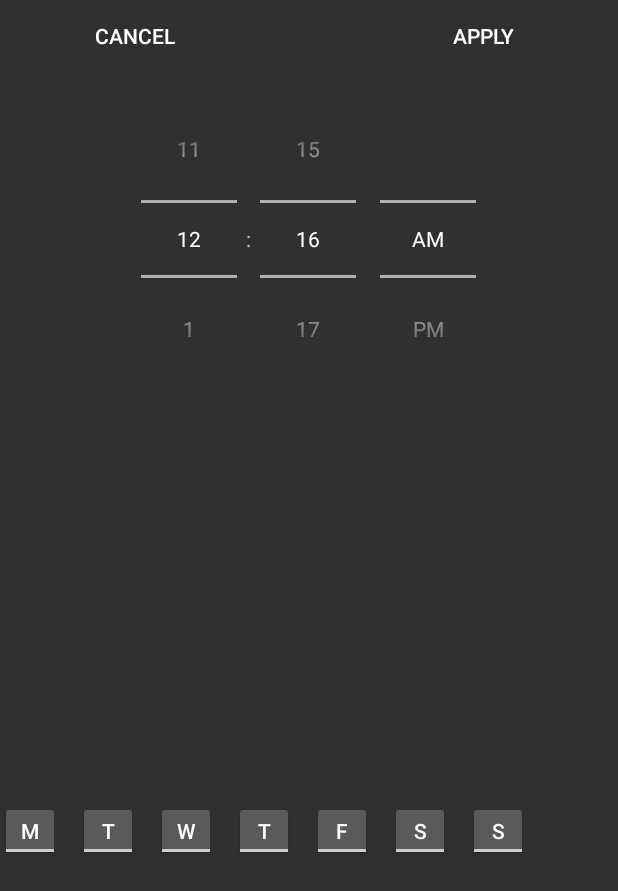
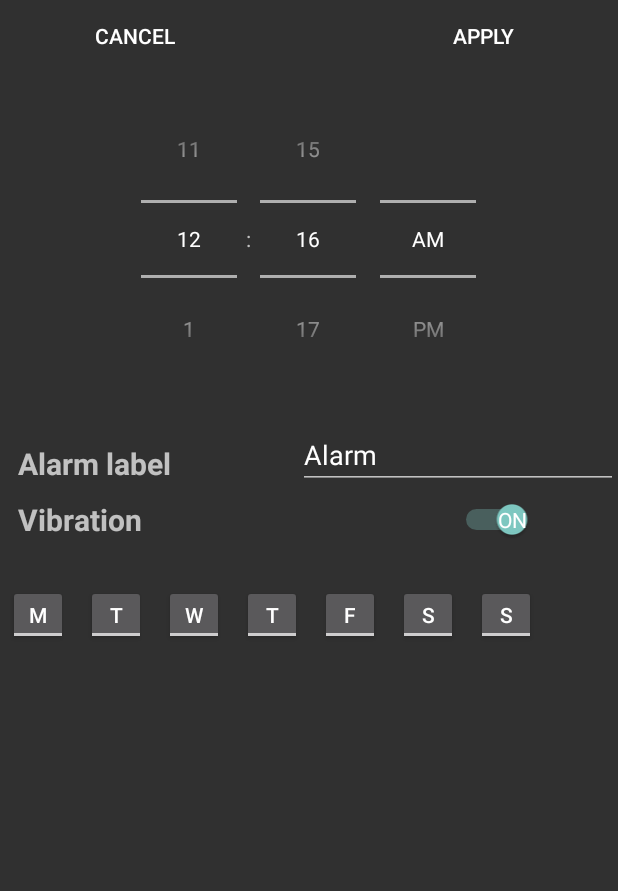
Before and after one commit to ved0/WakeMeAndDontBreakMe, an Android app: the AlarmActivity screen opened directly, with no data from a screen before it, on a phone screen of 412 x 824 dp. Shown: the top 891 px of the screen. Run offline under Robolectric (Android 15) with nearby library versions, the phone set to English and light mode, and no system bars.

Commit message:
Made the listview clickable without much functionality. It just passes and changes the time for now! Clicking on apply adds a new alarm instead of changing the one you clicked (Will be fixed!)
+ some layout changes!

OBS! Lämna koden som är bortkommenterad :)

```diff
--- a/app/src/main/java/xs/wakemeanddontbreakme/AlarmActivity.java
+++ b/app/src/main/java/xs/wakemeanddontbreakme/AlarmActivity.java
@@ -7,11 +7,9 @@ import android.content.Intent;
 import android.support.v7.app.AppCompatActivity;
 import android.os.Bundle;
 import android.view.View;
-import android.widget.ListView;
 import android.widget.TimePicker;
+import android.widget.Toast;
 import android.widget.ToggleButton;
-
-
 import java.util.ArrayList;
 import java.util.Calendar;
 
@@ -63,7 +61,12 @@ public class AlarmActivity extends AppCompatActivity {
         DatabaseHandler db = new DatabaseHandler(getApplicationContext());
         int order = db.getAllAlarms().size() + 1;
         String alarmName = "Alarm "+ order;
-        String alarmTime = alarmTimePicker.getHour()+":"+alarmTimePicker.getMinute();
+        String alarmTime;
+        if(alarmTimePicker.getMinute()<10){
+            alarmTime = alarmTimePicker.getHour()+":0"+alarmTimePicker.getMinute();
+        }else{
+            alarmTime = alarmTimePicker.getHour()+":"+alarmTimePicker.getMinute();
+        }
         String alarmDay = "";
         for(ToggleButton tb : toggledButtons()){
             alarmDay += tb.getTextOn()+" ";
@@ -78,6 +81,30 @@ public class AlarmActivity extends AppCompatActivity {
         finish();
     }
 
+    @Override
+    public void onResume(){
+        super.onResume();
+       String alarmInfo = getIntent().getStringExtra("ALARM_INFO");
+        if(alarmInfo != null) {
+            String[] alarmDetails = alarmInfo.split("\\r?\\n");
+            String alarmName = alarmDetails[0];
+            String alarmTime = alarmDetails[1];
+            if(alarmDetails.length == 3) {
+                String alarmDates = alarmDetails[2];
+            }
+          String[] timeSplit = alarmTime.split(":");
+            alarmTimePicker.setHour(Integer.parseInt(timeSplit[0]));
+            alarmTimePicker.setMinute(Integer.parseInt(timeSplit[1]));
+
+            //  String position = getIntent().getStringExtra("POSITION");
+            //   int i = Integer.parseInt(position) + 1;
+         //Toast.makeText(getApplicationContext(), "hello " + position+"|"+temp+"|", Toast.LENGTH_SHORT).show();
+        } else {
+
+        }
+
+    }
+
     public void onCancelPress(View view) {
         finish();
     }
--- a/app/src/main/java/xs/wakemeanddontbreakme/RowAdapter.java
+++ b/app/src/main/java/xs/wakemeanddontbreakme/RowAdapter.java
@@ -57,6 +57,7 @@ public class RowAdapter extends BaseAdapter {
             alarmText.setText(db.getAllAlarms().get(position));
             alarmImage.setImageResource(R.drawable.alarm_icon);
         }
+
         return vi;
 
     }
--- a/app/src/main/res/layout/activity_alarm.xml
+++ b/app/src/main/res/layout/activity_alarm.xml
@@ -8,7 +8,7 @@
     <TimePicker
         android:id="@+id/timePicker"
         android:layout_width="wrap_content"
-        android:layout_height="350dp"
+        android:layout_height="wrap_content"
         android:timePickerMode="spinner"
         android:layout_below="@+id/cancelButton"
         android:layout_marginTop="5dp"
@@ -21,11 +21,10 @@
         android:layout_height="40dp"
         android:textOff="@string/toggleMon"
         android:textOn="@string/toggleMon"
-        android:layout_marginLeft="20dp"
+        android:layout_marginTop="30dp"
+        android:layout_marginLeft="5dp"
         android:layout_marginRight="12dp"
-        android:layout_marginEnd="12dp"
-        android:layout_marginBottom="250dp"
-        android:layout_alignParentBottom="true"
+        android:layout_below="@+id/vibration"
         />
     <ToggleButton
         android:id="@+id/Tue"
@@ -119,5 +118,57 @@
         android:text="@string/Apply"
         tools:text="@string/Apply" />
 
+    <TextView
+        android:id="@+id/alarm_name"
+        android:layout_width="wrap_content"
+        android:layout_height="wrap_content"
+        android:layout_below="@+id/timePicker"
+        android:layout_alignParentLeft="true"
+        android:layout_marginLeft="12dp"
+        android:textSize="20dp"
+        android:layout_marginTop="30dp"
+        android:textStyle="bold"
+        android:fontFamily="sans-serif"
+        android:text="Alarm label" />
+
+
+
+    <TextView
+        android:id="@+id/vibration"
+        android:layout_width="wrap_content"
+        android:layout_height="wrap_content"
+        android:layout_below="@+id/alarm_name"
+        android:layout_marginTop="10dp"
+        android:fontFamily="sans-serif"
+        android:textStyle="bold"
+        android:layout_alignParentLeft="true"
+        android:layout_marginLeft="12dp"
+        android:textSize="20dp"
+        android:text="Vibration" />
+
+    <EditText
+        android:id="@+id/editText"
+        android:layout_width="wrap_content"
+        android:layout_height="wrap_content"
+        android:layout_below="@+id/timePicker"
+        android:layout_marginStart="10dp"
+        android:layout_alignParentRight="true"
+        android:ems="10"
+        android:layout_marginTop="15dp"
+        android:layout_marginLeft="12dp"
+        android:inputType="textPersonName"
+        android:text="Alarm" />
+
+    <Switch
+        android:id="@+id/switch2"
+        android:layout_width="wrap_content"
+        android:layout_height="wrap_content"
+        android:layout_alignEnd="@+id/Sun"
+        android:layout_alignTop="@+id/vibration"
+        android:showText="true"
+        android:checked="true"
+        android:textOff="Off"
+        android:textOn="On"/>
+
 
 </RelativeLayout>
--- a/app/src/main/res/layout/activity_main.xml
+++ b/app/src/main/res/layout/activity_main.xml
@@ -18,6 +18,7 @@
         android:layout_alignParentBottom="true" />
 
     <ListView android:layout_width="wrap_content"
+        android:clickable="true"
         app:layout_constraintRight_toRightOf="parent"
         app:layout_constraintLeft_toLeftOf="parent"
         android:layout_height="460dp" android:id="@+id/alarm_list"
--- a/app/src/main/res/layout/alarm_row.xml
+++ b/app/src/main/res/layout/alarm_row.xml
@@ -1,7 +1,8 @@
 <?xml version="1.0" encoding="utf-8"?>
 <LinearLayout xmlns:android="http://schemas.android.com/apk/res/android"
     android:orientation="horizontal" android:layout_width="match_parent"
-    android:layout_height="match_parent">
+    android:layout_height="match_parent"
+    android:descendantFocusability="blocksDescendants"  >
 
     <ImageView
         android:id="@+id/alarmImage"
```
Also changed, not shown: app/src/main/java/xs/wakemeanddontbreakme/DatabaseHandler.java (+19 -12 lines), app/src/main/java/xs/wakemeanddontbreakme/MainActivity.java (+21 -0 lines).
